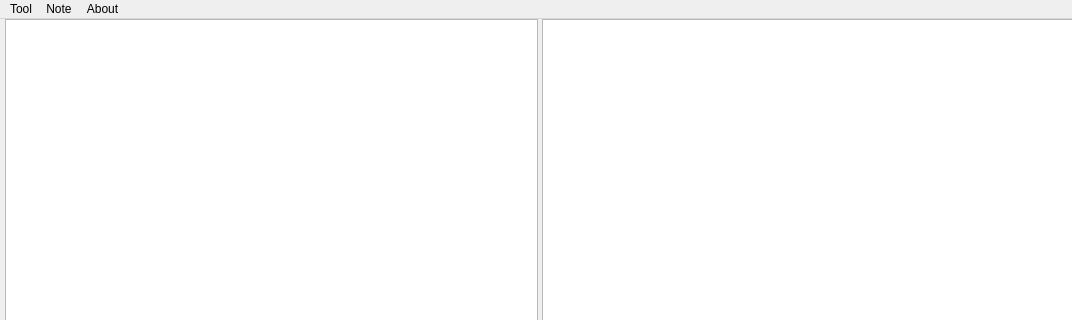
The window that mainwindow.ui (arry-lee/wereader) describes before a commit, drawn with Qt 5; both pictures show x 0 to 1072 and y 0 to 320 of the 1072 by 704 pixel window.
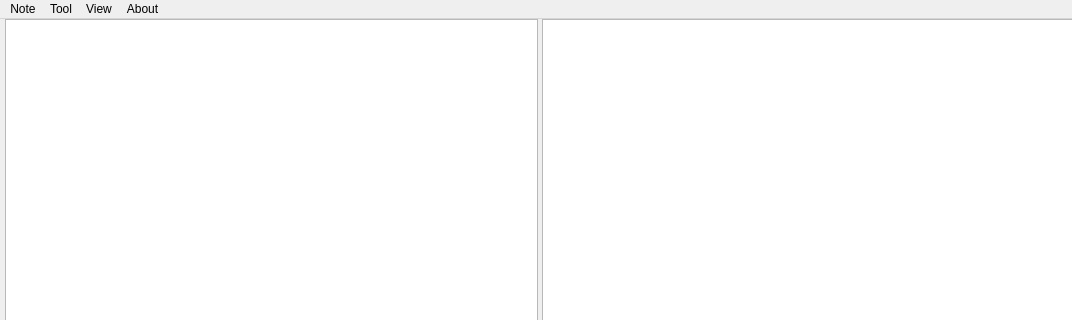
The same window after the commit. Icons and pictures are not drawn.

Commit message: feature add shortcut for back forward view_library view_shelf

Diff of the .ui file:
```diff
--- a/mainwindow.ui
+++ b/mainwindow.ui
@@ -98,8 +98,18 @@
     <addaction name="actionAuthor"/>
     <addaction name="actionLicense"/>
    </widget>
-   <addaction name="menuTool"/>
+   <widget class="QMenu" name="menuView">
+    <property name="title">
+     <string>View</string>
+    </property>
+    <addaction name="actionback"/>
+    <addaction name="actionforward"/>
+    <addaction name="actionShelf"/>
+    <addaction name="actionLibrary"/>
+   </widget>
    <addaction name="menuNote"/>
+   <addaction name="menuTool"/>
+   <addaction name="menuView"/>
    <addaction name="menuAbout"/>
   </widget>
   <widget class="QStatusBar" name="statusBar"/>
```
Left out of the diff: 35 changed lines with no effect on the pictures. The commit also changes 2 other files.
